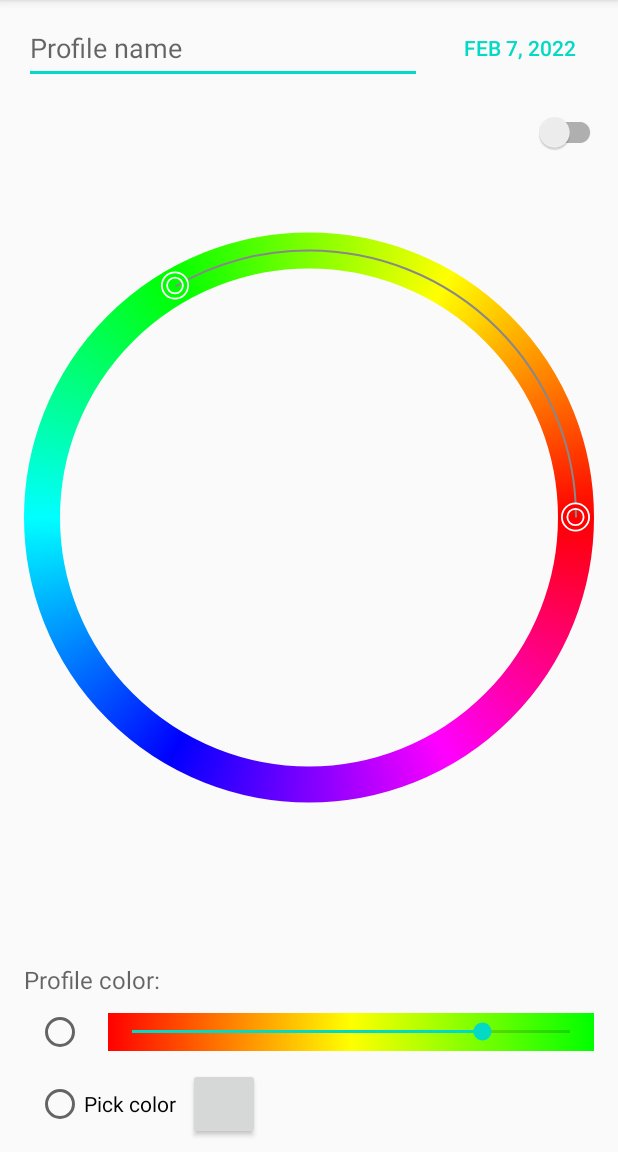
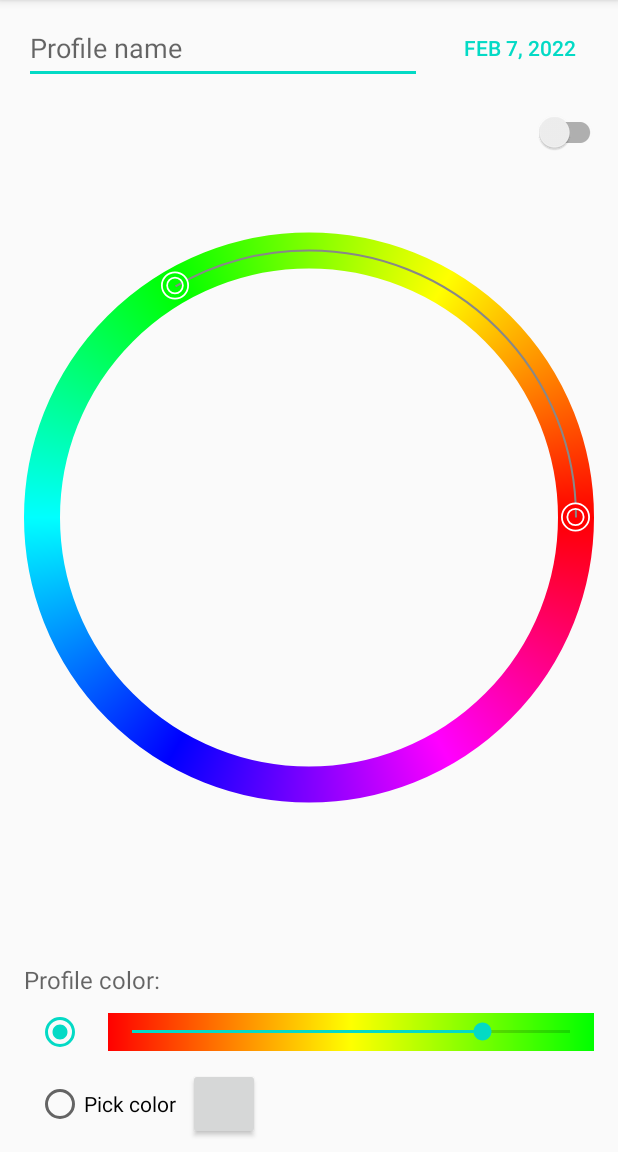
Before and after one commit to mare5x/ColorCalendar, an Android app: the screen it shows after launch (ProfileEditorActivity), on a phone screen of 412 x 824 dp, the part 84-1236 px from its top. Run offline under Robolectric (Android 15) with nearby library versions, the phone set to English and light mode, and no system bars.

Commit message:
Add profile flags.

```diff
--- a/app/src/main/java/com/mare5x/colorcalendar/DatabaseHelper.kt
+++ b/app/src/main/java/com/mare5x/colorcalendar/DatabaseHelper.kt
@@ -8,6 +8,7 @@ import android.database.sqlite.SQLiteDatabase
 import android.database.sqlite.SQLiteOpenHelper
 import android.provider.BaseColumns
 import android.util.Log
+import androidx.core.database.getIntOrNull
 import java.util.*
 
 
@@ -25,6 +26,7 @@ object DatabaseContract {
         const val PREF_COLOR = "pref_color"
         const val CREATION_DATE = "creation_date"
         const val PROFILE_TYPE = "profile_type"
+        const val PROFILE_FLAGS = "flags"
 
         const val DB_CREATE = """
             CREATE TABLE ${TABLE_NAME}(
@@ -34,7 +36,8 @@ object DatabaseContract {
                 $MAX_COLOR INTEGER NOT NULL,
                 $PREF_COLOR INTEGER NOT NULL,
                 $CREATION_DATE INTEGER NOT NULL,
-                $PROFILE_TYPE INTEGER NOT NULL
+                $PROFILE_TYPE INTEGER NOT NULL,
+                $PROFILE_FLAGS INTEGER
             );
         """
     }
@@ -72,6 +75,15 @@ enum class ProfileType(val value: Int) {
     }
 }
 
+enum class ProfileFlag(val value: Int) {
+    FREE_PREF_COLOR(1 shl 0)
+}
+
+infix fun Int.hasFlag(flag: ProfileFlag): Boolean = this and flag.value > 0
+infix fun Int.hasFlagNot(flag: ProfileFlag) = !(this hasFlag flag)
+fun Int.setFlag0(flag: ProfileFlag): Int = this and flag.value.inv()
+fun Int.setFlag1(flag: ProfileFlag): Int = this or flag.value
+
 data class ProfileEntry(
     var id: Long = -1,
     var name: String = "null",
@@ -79,7 +91,8 @@ data class ProfileEntry(
     var maxColor: Int = 0,
     var prefColor: Int = 0,
     var creationDate: Date = Date(),
-    var type: ProfileType = ProfileType.CIRCLE_SHORT
+    var type: ProfileType = ProfileType.CIRCLE_SHORT,
+    var flags: Int = 0  // Extra flags, as Int because I don't know what I'll need ...
 )
 
 data class Entry(
@@ -120,6 +133,7 @@ fun readProfileEntry(cursor: Cursor) : ProfileEntry {
         profile.prefColor = getInt(getColumnIndexOrThrow(profileDB.PREF_COLOR))
         profile.creationDate = Date(getLong(getColumnIndexOrThrow(profileDB.CREATION_DATE)))
         profile.type = ProfileType.fromInt(getInt(getColumnIndexOrThrow(profileDB.PROFILE_TYPE)))
+        profile.flags = getIntOrNull(getColumnIndexOrThrow(profileDB.PROFILE_FLAGS)) ?: 0
     }
     return profile
 }
@@ -220,6 +234,10 @@ class DatabaseHelper : SQLiteOpenHelper {
                 ALTER TABLE ${profileDB.TABLE_NAME}
                 ADD COLUMN ${profileDB.PROFILE_TYPE} INTEGER NOT NULL DEFAULT 0
             """.trimIndent())
+            db.execSQL("""
+                ALTER TABLE ${profileDB.TABLE_NAME}
+                ADD COLUMN ${profileDB.PROFILE_FLAGS} INTEGER
+            """.trimIndent())
         }
     }
 
@@ -232,6 +250,7 @@ class DatabaseHelper : SQLiteOpenHelper {
             put(profileDB.PREF_COLOR, profile.prefColor)
             put(profileDB.CREATION_DATE, profile.creationDate.time)
             put(profileDB.PROFILE_TYPE, profile.type.value)
+            put(profileDB.PROFILE_FLAGS, profile.flags)
         }
 
         try {
@@ -251,6 +270,7 @@ class DatabaseHelper : SQLiteOpenHelper {
             put(profileDB.PREF_COLOR, profile.prefColor)
             put(profileDB.CREATION_DATE, profile.creationDate.time)
             put(profileDB.PROFILE_TYPE, profile.type.value)
+            put(profileDB.PROFILE_FLAGS, profile.flags)
         }
         writableDatabase.update(profileDB.TABLE_NAME, values, "${profileDB.ID} = ${profile.id}", null)
         return profile.id
--- a/app/src/main/java/com/mare5x/colorcalendar/EntryViewer.kt
+++ b/app/src/main/java/com/mare5x/colorcalendar/EntryViewer.kt
@@ -346,7 +346,10 @@ class EntryEditorDialog : DialogFragment(), TimePickerDialog.OnTimeSetListener {
             fragment.arguments = Bundle().apply {
                 putInt(LOW_COLOR_KEY, profile.minColor)
                 putInt(HIGH_COLOR_KEY, profile.maxColor)
-                putFloat(BAR_VALUE_KEY, barValue ?: calcGradientProgress(profile.minColor, profile.maxColor, profile.prefColor, profile.type))
+                putFloat(BAR_VALUE_KEY,
+                    barValue
+                        ?: if (profile.flags hasFlag ProfileFlag.FREE_PREF_COLOR) 0.8f
+                        else calcGradientProgress(profile.minColor, profile.maxColor, profile.prefColor, profile.type))
                 putSerializable(PROFILE_TYPE, profile.type)
             }
             return fragment
--- a/app/src/main/java/com/mare5x/colorcalendar/MainActivity.kt
+++ b/app/src/main/java/com/mare5x/colorcalendar/MainActivity.kt
@@ -296,6 +296,7 @@ class MainActivity : AppCompatActivity(),
                         putExtra(ProfileEditorActivity.PROFILE_PREF_COLOR_KEY, profile.prefColor)
                         putExtra(ProfileEditorActivity.PROFILE_CREATION_DATE_KEY, profile.creationDate.time)
                         putExtra(ProfileEditorActivity.PROFILE_TYPE_KEY, profile.type)
+                        putExtra(ProfileEditorActivity.PROFILE_FLAGS_KEY, profile.flags)
                     }
                 }
                 startActivityForResult(intent, PROFILE_EDITOR_CODE)
@@ -339,6 +340,7 @@ class MainActivity : AppCompatActivity(),
                         else Date(date)
                     }
                     profile.type = bundle.getSerializable(ProfileEditorActivity.PROFILE_TYPE_KEY) as ProfileType
+                    profile.flags = bundle.getInt(ProfileEditorActivity.PROFILE_FLAGS_KEY, 0)
                     if (profile.id == -1L) {
                         mainViewModel.insertProfile(profile)
                     } else {
--- a/app/src/main/java/com/mare5x/colorcalendar/ProfileEditor.kt
+++ b/app/src/main/java/com/mare5x/colorcalendar/ProfileEditor.kt
@@ -5,6 +5,7 @@ import android.app.DatePickerDialog
 import android.app.Dialog
 import android.content.Context
 import android.content.Intent
+import android.graphics.Color
 import android.graphics.drawable.ColorDrawable
 import android.os.Build
 import android.os.Bundle
@@ -144,6 +145,7 @@ class ProfileEditorActivity : AppCompatActivity(), ProfileDiscardDialog.ProfileD
 
     private var profileId: Long = -1L  // Used when editing profile.
     private var profileCreationDate: Long = -1L
+    private var prefColor: Int = Color.GRAY
     private var profileType: ProfileType = ProfileType.CIRCLE_SHORT
         set(value) {
             field = value
@@ -152,8 +154,26 @@ class ProfileEditorActivity : AppCompatActivity(), ProfileDiscardDialog.ProfileD
             when (value) {
                 ProfileType.CIRCLE_SHORT -> binding.circleSwitch.isChecked = false
                 ProfileType.CIRCLE_LONG -> binding.circleSwitch.isChecked = true
+                else -> TODO()
             }
-            setUIColor(colorBar.getColor())
+            updateUIColor()
+        }
+    private var profileFlags: Int = 0
+        set(value) {
+            field = value
+            when {
+                value hasFlag ProfileFlag.FREE_PREF_COLOR -> {
+                    binding.barRadioButton.isChecked = false
+                    binding.colorSeekBar.isEnabled = false
+                    binding.freeRadioButton.isChecked = true
+                }
+                value hasFlagNot ProfileFlag.FREE_PREF_COLOR -> {
+                    binding.barRadioButton.isChecked = true
+                    binding.colorSeekBar.isEnabled = true
+                    binding.freeRadioButton.isChecked = false
+                }
+            }
+            updateUIColor()
         }
     private var forceSelection = false  // For first profile
 
@@ -180,10 +200,10 @@ class ProfileEditorActivity : AppCompatActivity(), ProfileDiscardDialog.ProfileD
         colorBar = findViewById(R.id.colorSeekBar)
         circleBar.onValueChanged = { _, _ ->
             colorBar.setColors(circleBar.getColor0(), circleBar.getColor1())
-            setUIColor(colorBar.getColor())
+            updateUIColor()
         }
         colorBar.onValueChanged = { _, prefColor ->
-            setUIColor(prefColor)
+            updateUIColor()
         }
         binding.dateButton.setOnClickListener {
             DatePickerFragment.create(year, month, dayOfMonth).show(supportFragmentManager, "datePicker")
@@ -195,10 +215,10 @@ class ProfileEditorActivity : AppCompatActivity(), ProfileDiscardDialog.ProfileD
             }
         }
         binding.barRadioButton.setOnClickListener {
-            binding.freeRadioButton.isChecked = false
+            profileFlags = profileFlags.setFlag0(ProfileFlag.FREE_PREF_COLOR)
         }
         binding.freeRadioButton.setOnClickListener {
-            binding.barRadioButton.isChecked = false
+            profileFlags = profileFlags.setFlag1(ProfileFlag.FREE_PREF_COLOR)
         }
 
         profileId = intent.getLongExtra(PROFILE_ID_KEY, -1L)
@@ -236,11 +256,15 @@ class ProfileEditorActivity : AppCompatActivity(), ProfileDiscardDialog.ProfileD
         colorBar.setColors(circleBar.getColor0(), circleBar.getColor1())
 
         intent.getIntExtra(PROFILE_PREF_COLOR_KEY, colorBar.getColor()).let { color ->
-            colorBar.setNormProgress(
-                calcGradientProgress(circleBar.getColor0(), circleBar.getColor1(), color, profileType))
+
+            colorBar.setNormProgress(calcGradientProgress(circleBar.getColor0(), circleBar.getColor1(), color, profileType))
         }
 
-        setUIColor(colorBar.getColor())
+        intent.getIntExtra(PROFILE_FLAGS_KEY, 0).let { flags ->
+            profileFlags = savedInstanceState?.getInt(PROFILE_FLAGS_KEY, flags) ?: flags
+        }
+
+        updateUIColor()
     }
 
     override fun onCreateOptionsMenu(menu: Menu): Boolean {
@@ -297,8 +321,17 @@ class ProfileEditorActivity : AppCompatActivity(), ProfileDiscardDialog.ProfileD
             putExtra(PROFILE_PREF_COLOR_KEY, colorBar.getColor())
             putExtra(PROFILE_CREATION_DATE_KEY, profileCreationDate)
             putExtra(PROFILE_TYPE_KEY, profileType)
+            putExtra(PROFILE_FLAGS_KEY, profileFlags)
         }
         setResult(RESULT_OK, intent)
+    }
+
+    private fun updateUIColor() {
+        if (profileFlags hasFlag ProfileFlag.FREE_PREF_COLOR) {
+            setUIColor(prefColor)
+        } else {
+            setUIColor(colorBar.getColor())
+        }
     }
 
     private fun setUIColor(color: Int) {
@@ -332,6 +365,7 @@ class ProfileEditorActivity : AppCompatActivity(), ProfileDiscardDialog.ProfileD
             putInt(MONTH_KEY, month)
             putInt(DAY_KEY, dayOfMonth)
             putSerializable(PROFILE_TYPE_KEY, profileType)
+            putInt(PROFILE_FLAGS_KEY, profileFlags)
         }
     }
 
@@ -348,5 +382,6 @@ class ProfileEditorActivity : AppCompatActivity(), ProfileDiscardDialog.ProfileD
         const val PROFILE_PREF_COLOR_KEY = "profile_pref_color_key"
         const val PROFILE_CREATION_DATE_KEY = "profile_creation_date_key"
         const val PROFILE_TYPE_KEY = "profile_type_key"
+        const val PROFILE_FLAGS_KEY = "profile_flags_key"
     }
 }
```
